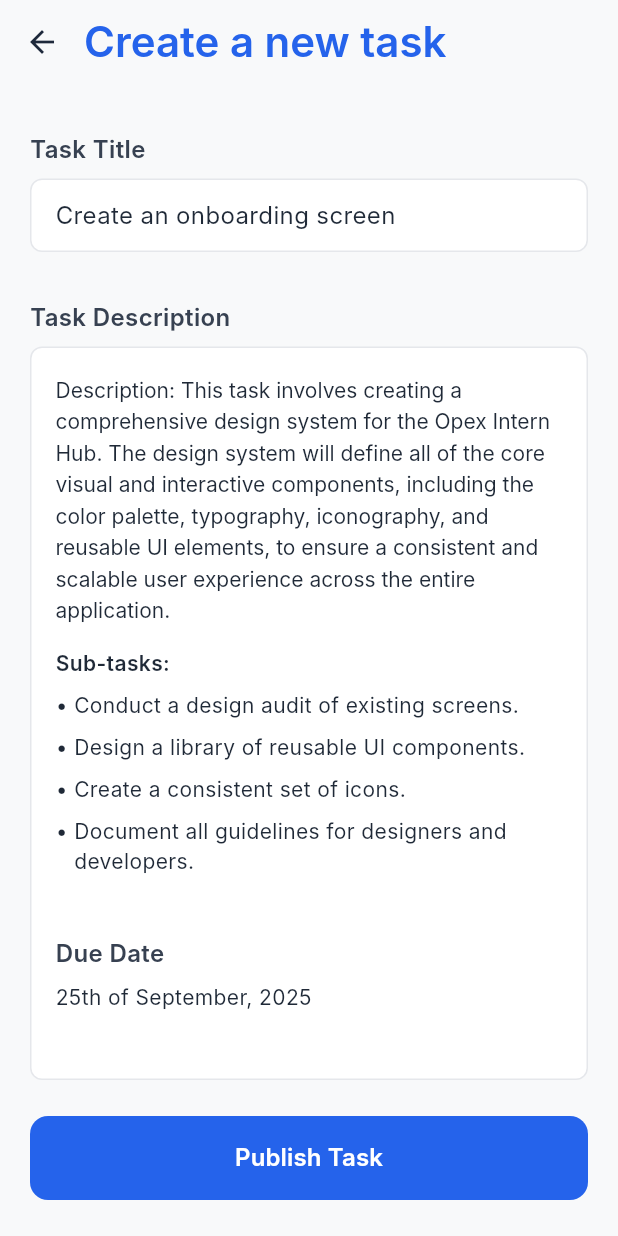
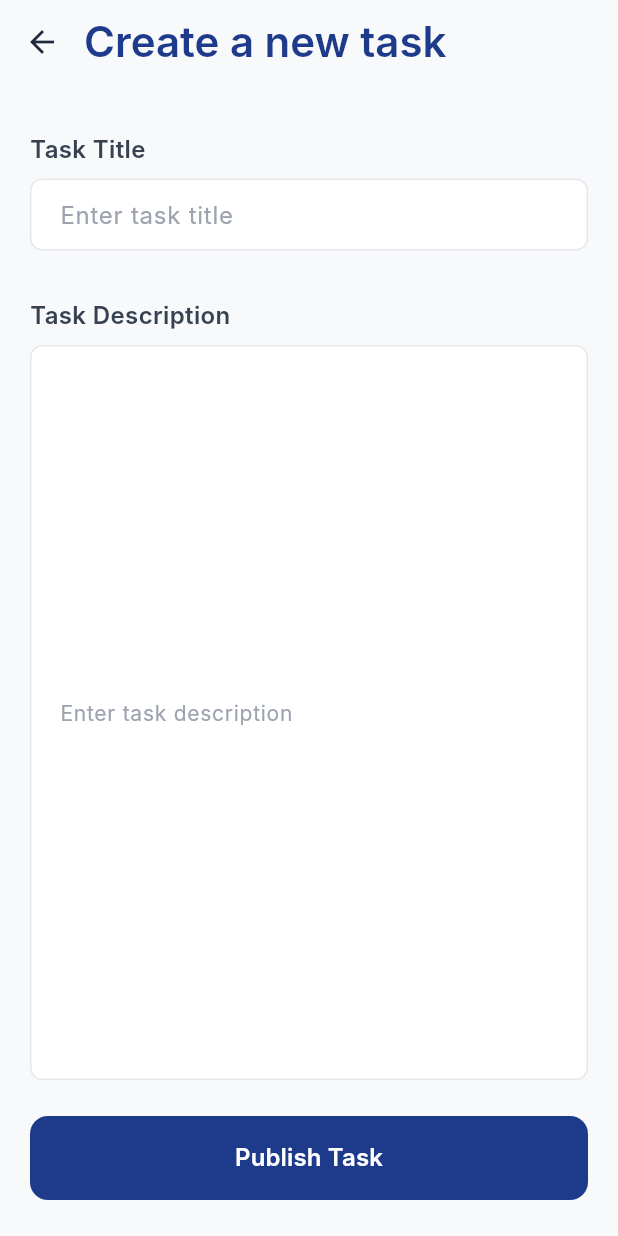
Before and after one commit to Danyyel06/opex_intern_hub, a Flutter app: the CreateTaskScreen screen opened directly, on a phone screen of 412 x 824 dp. Run offline on Flutter 3.47's test engine with Material 3 defaults, Android fonts, the phone set to English and light mode, and no system bars; our stand-ins replace file_picker, image_picker, supabase_flutter; accounts and stored records are empty; Roboto replaces fonts that are missing (Inter).

Commit message:
Completed the remaining screens for the supervisors and Admin in accordance to the UI from Figma

```diff
--- a/lib/features/admin/screens/awaiting_supervisors.dart
+++ b/lib/features/admin/screens/awaiting_supervisors.dart
@@ -1,5 +1,5 @@
 import 'package:flutter/material.dart';
-import 'package:opex_intern_hub/features/admin/widgets/congrats.dart';
+import 'package:opex_intern_hub/features/admin/screens/supervisor_assignment.dart';
 
 class SupervisorAssignmentScreen extends StatelessWidget {
   const SupervisorAssignmentScreen({Key? key}) : super(key: key);
@@ -117,7 +117,7 @@ class SupervisorAssignmentScreen extends StatelessWidget {
                       Navigator.push(
                         context,
                         MaterialPageRoute(
-                          builder: (context) => SupervisorAssignedScreen(),
+                          builder: (context) => SupervisorAssignmentPage(),
                         ),
                       );
                     },
--- a/lib/features/intern/screens/task_detail_page.dart
+++ b/lib/features/intern/screens/task_detail_page.dart
@@ -1,6 +1,5 @@
 import 'package:flutter/material.dart';
 import 'package:file_picker/file_picker.dart';
-import 'dart:io';
 
 class TaskDetailScreen extends StatelessWidget {
   const TaskDetailScreen({Key? key}) : super(key: key);
--- a/lib/features/supervisors/screens/supervisors_dashboard.dart
+++ b/lib/features/supervisors/screens/supervisors_dashboard.dart
@@ -63,7 +63,7 @@ class _SupervisorDashboardState extends State<SupervisorDashboard> {
                         style: TextStyle(
                           fontSize: 24,
                           fontWeight: FontWeight.bold,
-                          color: Color(0xFF2E5BFF),
+                          color: Color(0xFF1E3A8A),
                         ),
                       ),
                     ],
@@ -77,7 +77,7 @@ class _SupervisorDashboardState extends State<SupervisorDashboard> {
                 width: double.infinity,
                 padding: const EdgeInsets.all(24),
                 decoration: BoxDecoration(
-                  color: const Color(0xFF2E47B8),
+                  color: const Color(0xFF1E3A8A),
                   borderRadius: BorderRadius.circular(24),
                 ),
                 child: Row(
@@ -302,7 +302,7 @@ Widget _buildNavItem(IconData icon, String label, bool isActive) {
     children: [
       Icon(
         icon,
-        color: isActive ? const Color(0xFF4F46E5) : const Color(0xFF9CA3AF),
+        color: isActive ? const Color(0xFF1E3A8A) : const Color(0xFF9CA3AF),
         size: 24,
       ),
       const SizedBox(height: 4),
@@ -311,7 +311,7 @@ Widget _buildNavItem(IconData icon, String label, bool isActive) {
         style: TextStyle(
           fontSize: 12,
           fontWeight: FontWeight.w500,
-          color: isActive ? const Color(0xFF4F46E5) : const Color(0xFF9CA3AF),
+          color: isActive ? const Color(0xFF1E3A8A) : const Color(0xFF9CA3AF),
         ),
       ),
     ],
--- a/lib/features/supervisors/screens/supervisors_profile.dart
+++ b/lib/features/supervisors/screens/supervisors_profile.dart
@@ -296,7 +296,7 @@ Widget _buildNavItem(IconData icon, String label, bool isActive) {
     children: [
       Icon(
         icon,
-        color: isActive ? const Color(0xFF4F46E5) : const Color(0xFF9CA3AF),
+        color: isActive ? const Color(0xFF1E3A8A) : const Color(0xFF9CA3AF),
         size: 24,
       ),
       const SizedBox(height: 4),
@@ -305,7 +305,7 @@ Widget _buildNavItem(IconData icon, String label, bool isActive) {
         style: TextStyle(
           fontSize: 12,
           fontWeight: FontWeight.w500,
-          color: isActive ? const Color(0xFF4F46E5) : const Color(0xFF9CA3AF),
+          color: isActive ? const Color(0xFF1E3A8A) : const Color(0xFF9CA3AF),
         ),
       ),
     ],
--- a/lib/features/supervisors/screens/task_creation.dart
+++ b/lib/features/supervisors/screens/task_creation.dart
@@ -23,7 +23,7 @@ class CreateTaskScreen extends StatelessWidget {
         title: const Text(
           'Create a new task',
           style: TextStyle(
-            color: Color(0xFF2563EB),
+            color: Color(0xFF1E3A8A),
             fontSize: 28,
             fontWeight: FontWeight.w600,
             fontFamily: 'Inter',
@@ -50,21 +50,41 @@ class CreateTaskScreen extends StatelessWidget {
               ),
             ),
             const SizedBox(height: 8),
-            Container(
-              width: double.infinity,
-              padding: const EdgeInsets.symmetric(horizontal: 16, vertical: 12),
-              decoration: BoxDecoration(
-                color: Colors.white,
-                borderRadius: BorderRadius.circular(8),
-                border: Border.all(color: const Color(0xFFE5E7EB), width: 1),
-              ),
-              child: const Text(
-                'Create an onboarding screen',
-                style: TextStyle(
-                  color: Color(0xFF1F2937),
+            TextField(
+              decoration: InputDecoration(
+                hintText: 'Enter task title',
+                hintStyle: const TextStyle(
+                  color: Color(0xFF9CA3AF),
                   fontSize: 16,
                   fontWeight: FontWeight.w400,
                   fontFamily: 'Inter',
+                ),
+                contentPadding: const EdgeInsets.symmetric(
+                  horizontal: 16,
+                  vertical: 12,
+                ),
+                filled: true,
+                fillColor: Colors.white,
+                border: OutlineInputBorder(
+                  borderRadius: BorderRadius.circular(8),
+                  borderSide: const BorderSide(
+                    color: Color(0xFFE5E7EB),
+                    width: 1,
+                  ),
+                ),
+                enabledBorder: OutlineInputBorder(
+                  borderRadius: BorderRadius.circular(8),
+                  borderSide: const BorderSide(
+                    color: Color(0xFFE5E7EB),
+                    width: 1,
+                  ),
+                ),
+                focusedBorder: OutlineInputBorder(
+                  borderRadius: BorderRadius.circular(8),
+                  borderSide: const BorderSide(
+                    color: Color(0xFF1E3A8A),
+                    width: 1,
+                  ),
                 ),
               ),
             ),
@@ -82,89 +102,41 @@ class CreateTaskScreen extends StatelessWidget {
               ),
             ),
             const SizedBox(height: 8),
-
             Expanded(
-              child: Container(
-                width: double.infinity,
-                padding: const EdgeInsets.all(16),
-                decoration: BoxDecoration(
-                  color: Colors.white,
-                  borderRadius: BorderRadius.circular(8),
-                  border: Border.all(color: const Color(0xFFE5E7EB), width: 1),
-                ),
-                child: SingleChildScrollView(
-                  child: Column(
-                    crossAxisAlignment: CrossAxisAlignment.start,
-                    children: [
-                      // Description paragraph
-                      RichText(
-                        text: const TextSpan(
-                          style: TextStyle(
-                            color: Color(0xFF1F2937),
-                            fontSize: 14,
-                            fontWeight: FontWeight.w400,
-                            fontFamily: 'Inter',
-                            height: 1.5,
-                          ),
-                          children: [
-                            TextSpan(text: 'Description: '),
-                            TextSpan(
-                              text:
-                                  'This task involves creating a comprehensive design system for the Opex Intern Hub. The design system will define all of the core visual and interactive components, including the color palette, typography, iconography, and reusable UI elements, to ensure a consistent and scalable user experience across the entire application.',
-                            ),
-                          ],
-                        ),
-                      ),
-
-                      const SizedBox(height: 16),
-
-                      // Sub-tasks section
-                      const Text(
-                        'Sub-tasks:',
-                        style: TextStyle(
-                          color: Color(0xFF1F2937),
-                          fontSize: 14,
-                          fontWeight: FontWeight.w600,
-                          fontFamily: 'Inter',
-                        ),
-                      ),
-                      const SizedBox(height: 8),
-
-                      // Bullet points
-                      _buildBulletPoint(
-                        'Conduct a design audit of existing screens.',
-                      ),
-                      _buildBulletPoint(
-                        'Design a library of reusable UI components.',
-                      ),
-                      _buildBulletPoint('Create a consistent set of icons.'),
-                      _buildBulletPoint(
-                        'Document all guidelines for designers and developers.',
-                      ),
-
-                      const SizedBox(height: 32),
-
-                      // Due Date section
-                      const Text(
-                        'Due Date',
-                        style: TextStyle(
-                          color: Color(0xFF374151),
-                          fontSize: 16,
-                          fontWeight: FontWeight.w600,
-                          fontFamily: 'Inter',
-                        ),
-                      ),
-                      const SizedBox(height: 8),
-                      const Text(
-                        '25th of September, 2025',
-                        style: TextStyle(
-                          color: Color(0xFF1F2937),
-                          fontSize: 14,
-                          fontWeight: FontWeight.w400,
-                          fontFamily: 'Inter',
-                        ),
-                      ),
-                    ],
+              child: TextField(
+                maxLines: null,
+                expands: true,
+                decoration: InputDecoration(
+                  hintText: 'Enter task description',
+                  hintStyle: const TextStyle(
+                    color: Color(0xFF9CA3AF),
+                    fontSize: 14,
+                    fontWeight: FontWeight.w400,
+                    fontFamily: 'Inter',
+                  ),
+                  contentPadding: const EdgeInsets.all(16),
+                  filled: true,
+                  fillColor: Colors.white,
+                  border: OutlineInputBorder(
+                    borderRadius: BorderRadius.circular(8),
+                    borderSide: const BorderSide(
+                      color: Color(0xFFE5E7EB),
+                      width: 1,
+                    ),
+                  ),
+                  enabledBorder: OutlineInputBorder(
+                    borderRadius: BorderRadius.circular(8),
+                    borderSide: const BorderSide(
+                      color: Color(0xFFE5E7EB),
+                      width: 1,
+                    ),
+                  ),
+                  focusedBorder: OutlineInputBorder(
+                    borderRadius: BorderRadius.circular(8),
+                    borderSide: const BorderSide(
+                      color: Color(0xFF1E3A8A),
+                      width: 1,
+                    ),
                   ),
                 ),
               ),
@@ -182,7 +154,7 @@ class CreateTaskScreen extends StatelessWidget {
                   print('Publish Task pressed');
                 },
                 style: ElevatedButton.styleFrom(
-                  backgroundColor: const Color(0xFF2563EB),
+                  backgroundColor: const Color(0xFF1E3A8A),
                   foregroundColor: Colors.white,
                   elevation: 0,
                   shape: RoundedRectangleBorder(
@@ -206,36 +178,4 @@ class CreateTaskScreen extends StatelessWidget {
       ),
     );
   }
-
-  Widget _buildBulletPoint(String text) {
-    return Padding(
-      padding: const EdgeInsets.only(bottom: 8.0),
-      child: Row(
-        crossAxisAlignment: CrossAxisAlignment.start,
-        children: [
-          const Text(
-            '• ',
-            style: TextStyle(
-              color: Color(0xFF1F2937),
-              fontSize: 14,
-              fontWeight: FontWeight.w400,
-              fontFamily: 'Inter',
-            ),
-          ),
-          Expanded(
-            child: Text(
-              text,
-              style: const TextStyle(
-                color: Color(0xFF1F2937),
-                fontSize: 14,
-                fontWeight: FontWeight.w400,
-                fontFamily: 'Inter',
-                height: 1.4,
-              ),
-            ),
-          ),
-        ],
-      ),
-    );
-  }
 }
--- a/lib/features/supervisors/screens/task_manager.dart
+++ b/lib/features/supervisors/screens/task_manager.dart
@@ -1,7 +1,8 @@
 import 'package:flutter/material.dart';
-import 'package:opex_intern_hub/features/supervisors/screens/task_creation.dart';
+import 'package:opex_intern_hub/features/supervisors/screens/task_editing.dart';
 import 'package:opex_intern_hub/features/supervisors/screens/supervisors_dashboard.dart';
 import 'package:opex_intern_hub/features/supervisors/screens/supervisors_profile.dart';
+import 'package:opex_intern_hub/features/supervisors/screens/task_creation.dart';
 
 class TaskManagerScreen extends StatefulWidget {
   const TaskManagerScreen({Key? key}) : super(key: key);
@@ -66,7 +67,7 @@ class _TaskManagerScreenState extends State<TaskManagerScreen> {
                         Navigator.push(
                           context,
                           MaterialPageRoute(
-                            builder: (context) => CreateTaskScreen(),
+                            builder: (context) => TaskEditing(),
                           ),
                         );
                       },
@@ -94,10 +95,15 @@ class _TaskManagerScreenState extends State<TaskManagerScreen> {
                       margin: const EdgeInsets.only(bottom: 24),
                       child: ElevatedButton(
                         onPressed: () {
-                          // Add task functionality
+                          Navigator.push(
+                            context,
+                            MaterialPageRoute(
+                              builder: (context) => CreateTaskScreen(),
+                            ),
+                          );
                         },
                         style: ElevatedButton.styleFrom(
-                          backgroundColor: const Color(0xFF2B4BC7),
+                          backgroundColor: const Color(0xFF1E3A8A),
                           foregroundColor: Colors.white,
                           elevation: 0,
                           shape: RoundedRectangleBorder(
@@ -188,7 +194,7 @@ class _TaskManagerScreenState extends State<TaskManagerScreen> {
                       vertical: 8,
                     ),
                     decoration: BoxDecoration(
-                      color: const Color(0xFF2B4BC7),
+                      color: const Color(0xFF1E3A8A),
                       borderRadius: BorderRadius.circular(20),
                     ),
                     child: const Text(
@@ -224,7 +230,7 @@ Widget _buildNavItem(IconData icon, String label, bool isActive) {
     children: [
       Icon(
         icon,
-        color: isActive ? const Color(0xFF4F46E5) : const Color(0xFF9CA3AF),
+        color: isActive ? const Color(0xFF1E3A8A) : const Color(0xFF9CA3AF),
         size: 24,
       ),
       const SizedBox(height: 4),
@@ -233,7 +239,7 @@ Widget _buildNavItem(IconData icon, String label, bool isActive) {
         style: TextStyle(
           fontSize: 12,
           fontWeight: FontWeight.w500,
-          color: isActive ? const Color(0xFF4F46E5) : const Color(0xFF9CA3AF),
+          color: isActive ? const Color(0xFF1E3A8A) : const Color(0xFF9CA3AF),
         ),
       ),
     ],
```
Also changed, not shown: lib/features/admin/screens/add_new_interns.dart (+5 -5 lines), lib/features/admin/screens/admin_dashboard.dart (+5 -6 lines), lib/features/admin/screens/supervisor_assignment.dart (+33 -13 lines), lib/features/supervisors/screens/task_editing.dart (added, +241 -0 lines).
